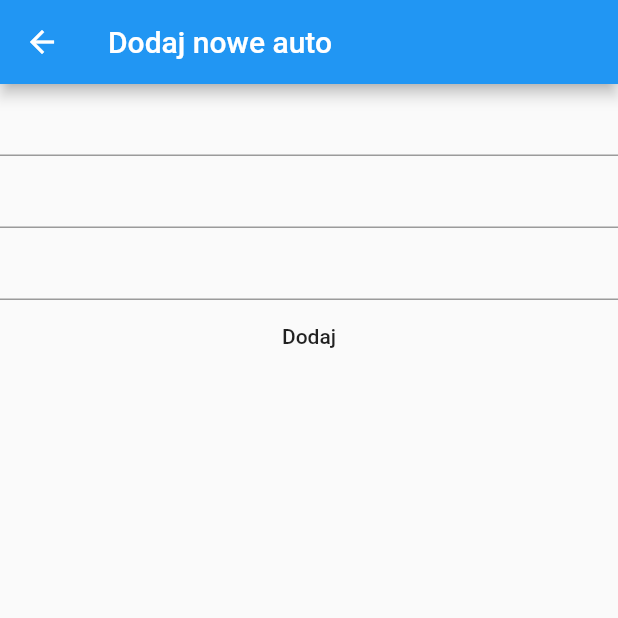
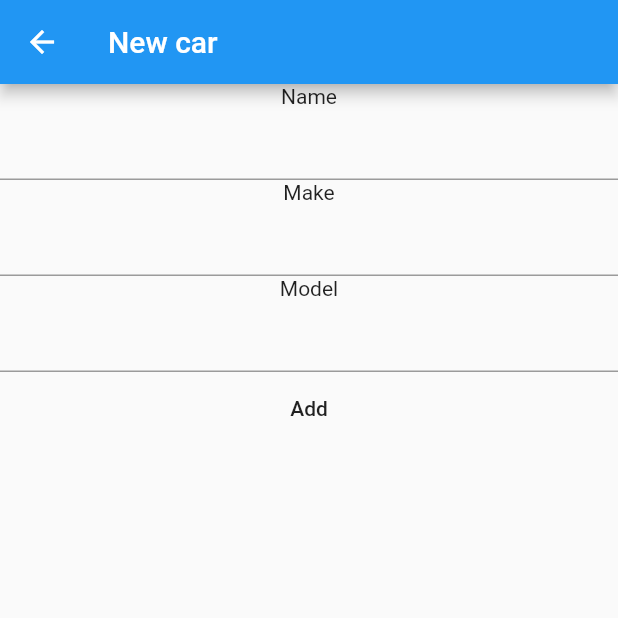
Before and after one commit to MichalGrzegorczyk/race_car_maintenance, a Flutter app: the screen it shows after launch, after a tap on the "add" icon, on a phone screen of 412 x 824 dp, the top half of it. Run offline on Flutter 3.47's test engine with Material 2 defaults, Android fonts, the phone set to English and light mode, and no system bars; our stand-ins replace sqflite; accounts and stored records are empty.

```diff
--- a/lib/add.dart
+++ b/lib/add.dart
@@ -17,12 +17,15 @@ class _AddScreenState extends State<AddScreen> {
   Widget build(BuildContext context) {
     return Scaffold(
         appBar: AppBar(
-          title: Text("Dodaj nowe auto"),
+          title: Text("New car"),
         ),
         body: Column(
           children: [
+            Text("Name"),
             TextField(controller: nameController),
+            Text("Make"),
             TextField(controller: makeController),
+            Text("Model"),
             TextField(controller: modelController),
             MaterialButton(
               onPressed: () {
@@ -35,7 +38,7 @@ class _AddScreenState extends State<AddScreen> {
                     model: modelController.text));
                 Navigator.pop(context);
               },
-              child: Text("Dodaj"),
+              child: Text("Add"),
             )
           ],
         ));
--- a/lib/main.dart
+++ b/lib/main.dart
@@ -1,6 +1,7 @@
 import 'package:flutter/material.dart';
 import 'dbhelper.dart';
 import 'entry.dart';
+import 'carMenu.dart';
 import 'details.dart';
 import 'class/Car.dart';
 import 'add.dart';
@@ -71,13 +72,13 @@ class _MyHomePageState extends State<MyHomePage> {
         title: Text(widget.title),
       ),
       body: ListView.builder(
-          itemCount: carList.length,
+          itemCount: cars.length,
           itemBuilder: (context, i) => ListTile(
                 title: Text(cars[i]?.name),
                 onTap: () => Navigator.push(
                     context,
                     new MaterialPageRoute(
-                        builder: (context) => DetailsScreen(entry: cars[i]))),
+                        builder: (context) => carMenuScreen(entry: cars[i]))),
               )),
       floatingActionButton: FloatingActionButton(
         onPressed: () => Navigator.push(
```
Also changed, not shown: lib/carMenu.dart (added, +51 -0 lines).
